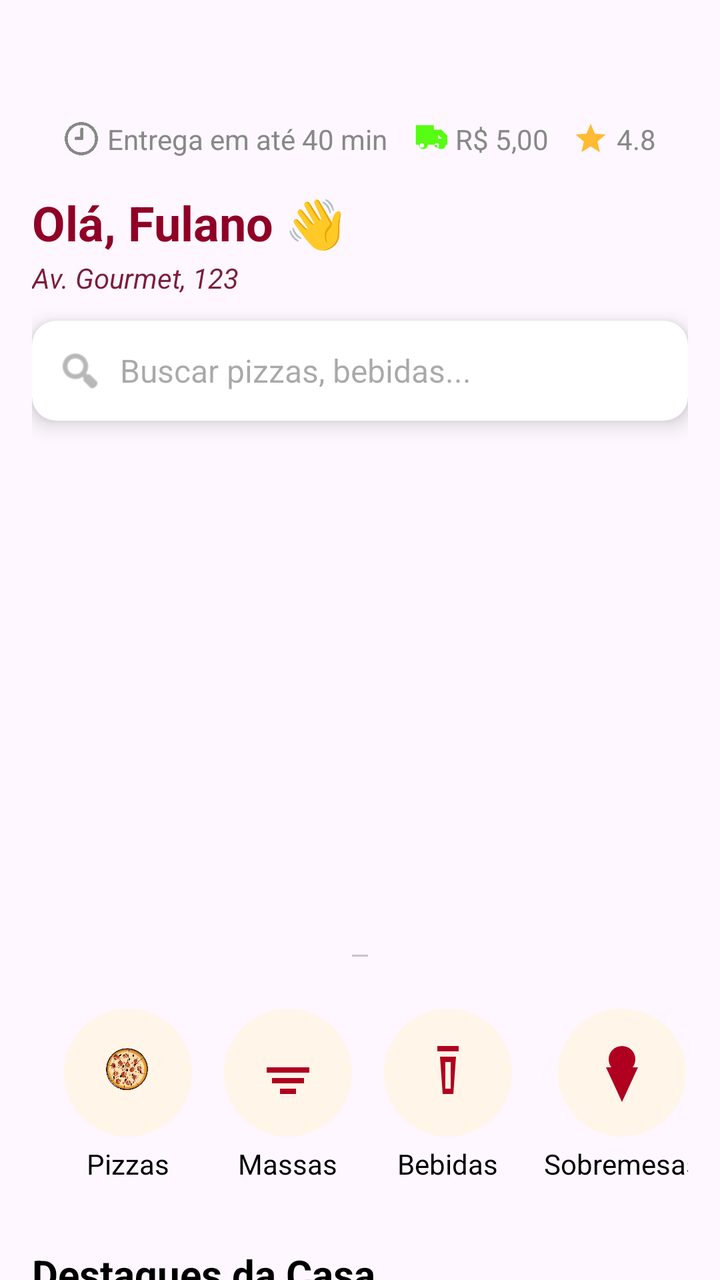
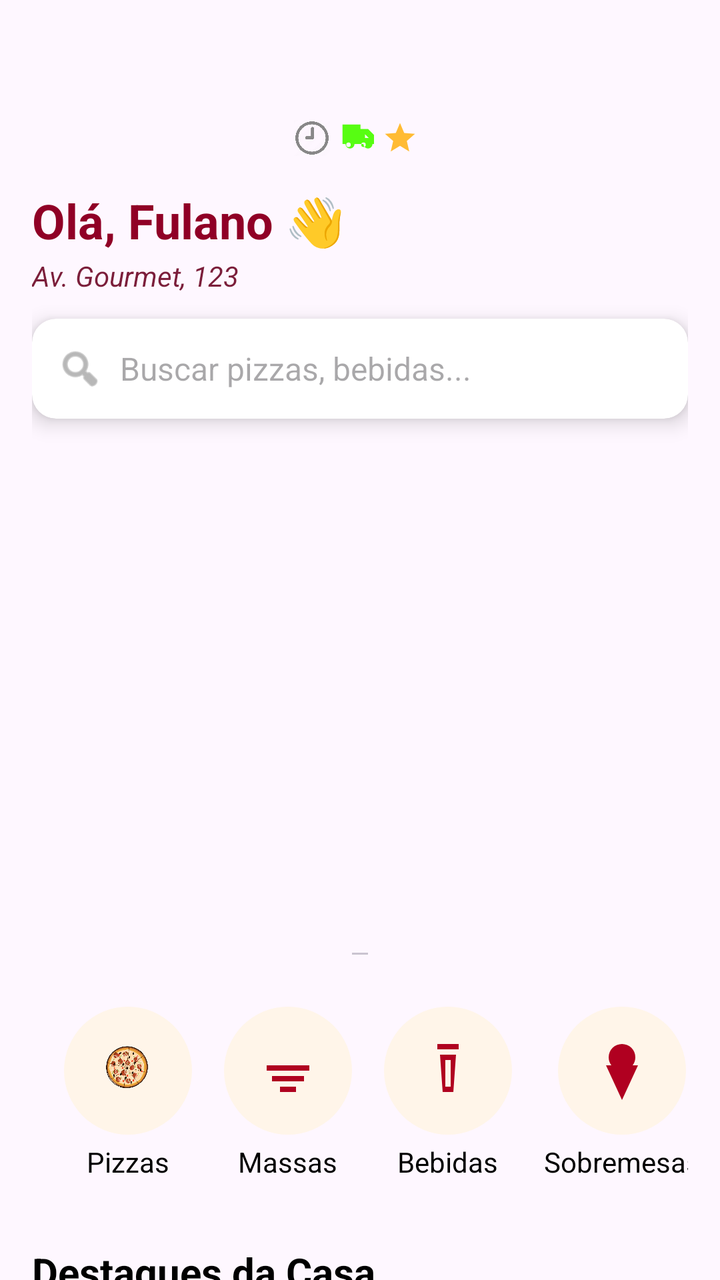

Before-and-after screenshots of an Android layout around one commit, followed by the original layout XML and the change that was made.
<!-- AndroidManifest.xml: application theme Theme.Apkstelladitalia20 -->
<!-- res/layout/fragment_home.xml -->
<?xml version="1.0" encoding="utf-8"?>
<androidx.core.widget.NestedScrollView xmlns:android="http://schemas.android.com/apk/res/android"
    xmlns:app="http://schemas.android.com/apk/res-auto"
    android:id="@+id/homeScroll"
    android:layout_width="match_parent"
    android:layout_height="match_parent"
    android:background="@android:color/transparent"
    android:fillViewport="true"
    android:paddingTop="32dp">

    <LinearLayout
        android:layout_width="match_parent"
        android:layout_height="wrap_content"
        android:orientation="vertical"
        android:padding="16dp">

        <LinearLayout
            android:id="@+id/blocoInfoEntrega"
            android:layout_width="match_parent"
            android:layout_height="wrap_content"
            android:orientation="horizontal"
            android:gravity="center"
            android:padding="8dp"
            android:layout_marginBottom="8dp"
            android:layout_marginTop="4dp"
            android:baselineAligned="false">

            
            <ImageView
                android:layout_width="18dp"
                android:layout_height="18dp"
                android:src="@drawable/ic_time"
                android:layout_marginEnd="4dp"
                app:tint="@color/gray" />

            <TextView
                android:id="@+id/txtTempoEntrega"
                android:layout_width="wrap_content"
                android:layout_height="wrap_content"
                android:text="Entrega em até 40 min"
                android:textSize="14sp"
                android:textColor="@color/gray"
                android:layout_marginEnd="12dp" />

            
            <ImageView
                android:layout_width="18dp"
                android:layout_height="18dp"
                android:src="@drawable/ic_truck"
                android:layout_marginEnd="4dp"
                app:tint="#57FD12" />

            <TextView
                android:id="@+id/txtFrete"
                android:layout_width="wrap_content"
                android:layout_height="wrap_content"
                android:text="R$ 5,00"
                android:textSize="14sp"
                android:textColor="@color/gray"
                android:layout_marginEnd="12dp" />

            
            <ImageView
                android:layout_width="18dp"
                android:layout_height="18dp"
                android:src="@drawable/ic_star"
                android:layout_marginEnd="4dp"
                app:tint="@android:color/holo_orange_light" />

            <TextView
                android:id="@+id/txtAvaliacao"
                android:layout_width="wrap_content"
                android:layout_height="wrap_content"
                android:text="4.8"
                android:textSize="14sp"
                android:textColor="@color/gray" />
        </LinearLayout>

        
        <TextView
            android:id="@+id/tvSaudacao"
            android:layout_width="wrap_content"
            android:layout_height="wrap_content"
            android:text="Olá, Fulano 👋"
            android:textColor="@color/vermelho"
            android:textSize="24sp"
            android:textStyle="bold" />

        
        <TextView
            android:id="@+id/tvEndereco"
            android:layout_width="wrap_content"
            android:layout_height="wrap_content"
            android:clickable="true"
            android:focusable="true"
            android:paddingTop="2dp"
            android:text="Av. Gourmet, 123"
            android:textColor="@color/purple_700"
            android:textSize="14sp"
            android:textStyle="italic" />

        
        <androidx.cardview.widget.CardView
            android:layout_width="match_parent"
            android:layout_height="50dp"
            android:layout_marginTop="12dp"
            app:cardCornerRadius="12dp"
            app:cardElevation="6dp">

            <LinearLayout
                android:layout_width="match_parent"
                android:layout_height="match_parent"
                android:gravity="center_vertical"
                android:orientation="horizontal"
                android:paddingStart="12dp">

                <ImageView
                    android:layout_width="24dp"
                    android:layout_height="24dp"
                    android:src="@android:drawable/ic_menu_search"
                    app:tint="#888" />

                <EditText
                    android:id="@+id/etBusca"
                    android:layout_width="match_parent"
                    android:layout_height="wrap_content"
                    android:background="@android:color/transparent"
                    android:hint="Buscar pizzas, bebidas..."
                    android:inputType="text"
                    android:imeOptions="actionSearch"
                    android:paddingStart="8dp"
                    android:textColor="#000"
                    android:textSize="16sp" />
            </LinearLayout>
        </androidx.cardview.widget.CardView>

        <TextView
            android:id="@+id/textSemPromocoes"
            android:layout_width="match_parent"
            android:layout_height="wrap_content"
            android:padding="16dp"
            android:text="Nenhuma promoção disponível no momento!"
            android:textAlignment="center"
            android:textColor="@android:color/darker_gray"
            android:textSize="16sp"
            android:visibility="gone" />

        
        <FrameLayout
            android:layout_width="match_parent"
            android:layout_height="250dp"
            android:layout_marginTop="20dp"
            android:background="@android:color/transparent">

            <androidx.viewpager2.widget.ViewPager2
                android:id="@+id/viewPagerPromocoes"
                android:layout_width="match_parent"
                android:layout_height="match_parent"
                android:clickable="true"
                android:focusable="true" />

            <com.google.android.material.tabs.TabLayout
                android:id="@+id/tabLayoutIndicator"
                android:layout_width="wrap_content"
                android:layout_height="wrap_content"
                android:layout_gravity="bottom|center_horizontal"
                android:layout_marginBottom="12dp"
                android:padding="4dp"
                android:layout_margin="2dp"
                app:tabGravity="center"
                app:tabIndicatorColor="@android:color/transparent"
                app:tabIndicatorHeight="0dp"
                app:tabMode="scrollable"
                app:tabRippleColor="@android:color/transparent" />

        </FrameLayout>
        

        <androidx.recyclerview.widget.RecyclerView
            android:id="@+id/rvCategorias"
            android:layout_width="match_parent"
            android:layout_height="wrap_content"
            android:layout_marginTop="16dp"
            android:nestedScrollingEnabled="false" />

        <HorizontalScrollView
            android:layout_width="match_parent"
            android:layout_height="wrap_content"
            android:background="@android:color/transparent"
            android:overScrollMode="never"
            android:paddingTop="8dp"
            android:paddingBottom="8dp"
            android:scrollbars="none">

            <LinearLayout
                android:layout_width="wrap_content"
                android:layout_height="wrap_content"
                android:gravity="center_vertical"
                android:orientation="horizontal"
                android:paddingStart="16dp"
                android:paddingEnd="16dp">

                
                <LinearLayout
                    android:id="@+id/categoriaPizza"
                    android:layout_width="wrap_content"
                    android:layout_height="wrap_content"
                    android:layout_marginEnd="16dp"
                    android:gravity="center"
                    android:onClick="scrollToPizza"
                    android:orientation="vertical">

                    <ImageView
                        android:layout_width="64dp"
                        android:layout_height="64dp"
                        android:background="@drawable/bg_categoria_circle"
                        android:padding="16dp"
                        android:src="@drawable/ic_pizza" />

                    <TextView
                        android:layout_width="wrap_content"
                        android:layout_height="wrap_content"
                        android:layout_marginTop="4dp"
                        android:text="Pizzas"
                        android:textColor="@android:color/black"
                        android:textSize="14sp" />
                </LinearLayout>

                
                <LinearLayout
                    android:id="@+id/categoriaMassas"
                    android:layout_width="wrap_content"
                    android:layout_height="wrap_content"
                    android:layout_marginEnd="16dp"
                    android:gravity="center"
                    android:onClick="scrollToMassas"
                    android:orientation="vertical">

                    <ImageView
                        android:layout_width="64dp"
                        android:layout_height="64dp"
                        android:background="@drawable/bg_categoria_circle"
                        android:padding="16dp"
                        android:src="@drawable/ic_massas" />

                    <TextView
                        android:layout_width="wrap_content"
                        android:layout_height="wrap_content"
                        android:layout_marginTop="4dp"
                        android:text="Massas"
                        android:textColor="@android:color/black"
                        android:textSize="14sp" />
                </LinearLayout>

                
                <LinearLayout
                    android:id="@+id/categoriaBebidas"
                    android:layout_width="wrap_content"
                    android:layout_height="wrap_content"
                    android:layout_marginEnd="16dp"
                    android:gravity="center"
                    android:onClick="scrollToBebidas"
                    android:orientation="vertical">

                    <ImageView
                        android:layout_width="64dp"
                        android:layout_height="64dp"
                        android:background="@drawable/bg_categoria_circle"
                        android:padding="16dp"
                        android:src="@drawable/ic_bebidas" />

                    <TextView
                        android:layout_width="wrap_content"
                        android:layout_height="wrap_content"
                        android:layout_marginTop="4dp"
                        android:text="Bebidas"
                        android:textColor="@android:color/black"
                        android:textSize="14sp" />
                </LinearLayout>

                
                <LinearLayout
                    android:id="@+id/categoriaSobremesas"
                    android:layout_width="wrap_content"
                    android:layout_height="wrap_content"
                    android:layout_marginEnd="16dp"
                    android:gravity="center"
                    android:onClick="scrollToSobremesas"
                    android:orientation="vertical">

                    <ImageView
                        android:layout_width="64dp"
                        android:layout_height="64dp"
                        android:background="@drawable/bg_categoria_circle"
                        android:padding="16dp"
                        android:src="@drawable/ic_sobremesas" />

                    <TextView
                        android:layout_width="wrap_content"
                        android:layout_height="wrap_content"
                        android:layout_marginTop="4dp"
                        android:text="Sobremesas"
                        android:textColor="@android:color/black"
                        android:textSize="14sp" />
                </LinearLayout>

            </LinearLayout>
        </HorizontalScrollView>

        
        <TextView
            android:id="@+id/tvDestaques"
            android:layout_width="wrap_content"
            android:layout_height="wrap_content"
            android:layout_marginTop="24dp"
            android:text="Destaques da Casa"
            android:textColor="#000"
            android:textSize="20sp"
            android:textStyle="bold" />

        <androidx.recyclerview.widget.RecyclerView
            android:id="@+id/recyclerDestaques"
            android:layout_width="match_parent"
            android:layout_height="114dp"
            android:layout_marginTop="8dp"
            android:nestedScrollingEnabled="false" />

        
        <TextView
            android:id="@+id/tvProdutos"
            android:layout_width="wrap_content"
            android:layout_height="wrap_content"
            android:layout_marginTop="24dp"
            android:text="@string/cardapio"
            android:textColor="#000"
            android:textSize="20sp"
            android:textStyle="bold" />

        <androidx.recyclerview.widget.RecyclerView
            android:id="@+id/recyclerProdutos"
            android:layout_width="match_parent"
            android:layout_height="wrap_content"
            android:nestedScrollingEnabled="false"
            android:layout_marginTop="8dp"
            />

    </LinearLayout>
</androidx.core.widget.NestedScrollView>
<!-- resources referenced by this layout -->
<resources>
  <color name="gray">#888888</color>
  <color name="purple_700">#7B1E3A</color>
  <color name="vermelho">#900026</color>
  <!-- drawable bg_categoria_circle (drawable) -->
  <?xml version="1.0" encoding="utf-8"?>
  <shape xmlns:android="http://schemas.android.com/apk/res/android"
      android:shape="oval">
      <solid android:color="#FFF5E9" />
      <size
          android:width="72dp"
          android:height="72dp" />
  </shape>
  <!-- drawable ic_bebidas (drawable) -->
  <vector xmlns:android="http://schemas.android.com/apk/res/android"
      android:width="24dp" android:height="24dp"
      android:viewportWidth="24" android:viewportHeight="24">
      <path
          android:fillColor="#B00020"
          android:pathData="M8,2v2h8v-2h-8zm1,4l1,14h4l1-14h-6zm2,2h2v10h-2v-10z" />
  </vector>
  <!-- drawable ic_massas (drawable) -->
  <vector xmlns:android="http://schemas.android.com/apk/res/android"
      android:width="24dp" android:height="24dp"
      android:viewportWidth="24" android:viewportHeight="24">
      <path
          android:fillColor="#B00020"
          android:pathData="M4,10h16v2H4v-2zm2,4h12v2H6v-2zm3,4h6v2H9v-2z" />
  </vector>
  <!-- drawable ic_pizza: png bitmap (drawable, 224029 bytes) -->
  <!-- drawable ic_sobremesas (drawable) -->
  <vector xmlns:android="http://schemas.android.com/apk/res/android"
      android:width="24dp" android:height="24dp"
      android:viewportWidth="24" android:viewportHeight="24">
      <path
          android:fillColor="#B00020"
          android:pathData="M12,2a5,5 0 0,0 -5,5 5,5 0 0,0 1,3H6l6,13 6,-13h-2a5,5 0 0,0 1,-3 5,5 0 0,0 -5,-5z" />
  </vector>
  <!-- drawable ic_star (drawable) -->
  <vector xmlns:android="http://schemas.android.com/apk/res/android"
      android:width="24dp" android:height="24dp"
      android:viewportWidth="24" android:viewportHeight="24">
      <path
          android:fillColor="#FFC107"
          android:pathData="M12,17.27L18.18,21l-1.64,-7.03L22,9.24l-7.19,-0.61L12,2 9.19,8.63 2,9.24l5.46,4.73L5.82,21z"/>
  </vector>
  <!-- drawable ic_time: webp bitmap (drawable, 10942 bytes) -->
  <!-- drawable ic_truck (drawable) -->
  <vector xmlns:android="http://schemas.android.com/apk/res/android"
      android:width="24dp" android:height="24dp"
      android:viewportWidth="24" android:viewportHeight="24">
      <path
          android:fillColor="#FF000000"
          android:pathData="M3,3v13h2a3,3 0,0 0,6 0h6a3,3 0,0 0,6 0h1v-6l-4-4h-5V3H3zM18,9.5l2.5,2.5H18v-2.5zM7,18a1.5,1.5 0,1 1,1.5 -1.5A1.5,1.5 0,0 1,7,18zM17,18a1.5,1.5 0,1 1,1.5 -1.5A1.5,1.5 0,0 1,17,18z"/>
  </vector>
  <string name="cardapio">Cardápio</string>
  <style name="Theme.Apkstelladitalia20" parent="Theme.Material3.DayNight.NoActionBar">
          
          <item name="colorPrimary">@color/colorPrimary</item>
          <item name="colorPrimaryVariant">@color/colorPrimaryDark</item>
          <item name="colorOnPrimary">@android:color/white</item>
          <item name="android:statusBarColor">@color/colorPrimaryDark</item>
          <item name="android:navigationBarColor">@color/colorPrimary</item>
  
          
          <item name="tabBackground">@android:color/transparent</item>
          <item name="tabIndicator">@null</item>
      </style>
  <color name="colorPrimary">#C62828</color>
  <color name="colorPrimaryDark">#8E0000</color>
</resources>

<!-- the commit's change to res/layout/fragment_home.xml (unified diff, before → after) -->
@@ -1,12 +1,21 @@
 <?xml version="1.0" encoding="utf-8"?>
-<androidx.core.widget.NestedScrollView xmlns:android="http://schemas.android.com/apk/res/android"
+<androidx.coordinatorlayout.widget.CoordinatorLayout xmlns:android="http://schemas.android.com/apk/res/android"
     xmlns:app="http://schemas.android.com/apk/res-auto"
-    android:id="@+id/homeScroll"
+    xmlns:tools="http://schemas.android.com/tools"
+    android:id="@+id/coordinatorLayoutHome"
     android:layout_width="match_parent"
     android:layout_height="match_parent"
-    android:background="@android:color/transparent"
-    android:fillViewport="true"
-    android:paddingTop="32dp">
+    android:paddingTop="32dp"
+    tools:ignore="ExtraText">
+
+
+    <androidx.core.widget.NestedScrollView
+        android:id="@+id/nestedScroll"
+        android:layout_width="match_parent"
+        android:layout_height="match_parent"
+        android:fillViewport="true"
+        app:layout_behavior="@string/appbar_scrolling_view_behavior">
+
 
     <LinearLayout
         android:layout_width="match_parent"
@@ -37,8 +46,10 @@
                 android:id="@+id/txtTempoEntrega"
                 android:layout_width="wrap_content"
                 android:layout_height="wrap_content"
-                android:text="Entrega em até 40 min"
+                android:text="..."
+                android:visibility="gone"
                 android:textSize="14sp"
+                android:tag="tempoEntregaVisivel"
                 android:textColor="@color/gray"
                 android:layout_marginEnd="12dp" />
 
@@ -54,8 +65,10 @@
                 android:id="@+id/txtFrete"
                 android:layout_width="wrap_content"
                 android:layout_height="wrap_content"
-                android:text="R$ 5,00"
+                android:text="..."
+                android:visibility="gone"
                 android:textSize="14sp"
+                android:tag="freteVisivel"
                 android:textColor="@color/gray"
                 android:layout_marginEnd="12dp" />
 
@@ -71,7 +84,9 @@
                 android:id="@+id/txtAvaliacao"
                 android:layout_width="wrap_content"
                 android:layout_height="wrap_content"
-                android:text="4.8"
+                android:text="..."
+                android:visibility="gone"
+                android:tag="avaliacaoVisivel"
                 android:textSize="14sp"
                 android:textColor="@color/gray" />
         </LinearLayout>
@@ -325,6 +340,28 @@
             android:layout_marginTop="8dp"
             android:nestedScrollingEnabled="false" />
 
+
+
+        <TextView
+            android:id="@+id/tvCategoriasPizza"
+            android:layout_width="wrap_content"
+            android:layout_height="wrap_content"
+            android:layout_marginTop="24dp"
+            android:text="Por Tamanho"
+            android:textColor="#000"
+            android:textSize="20sp"
+            android:textStyle="bold" />
+
+        <androidx.recyclerview.widget.RecyclerView
+            android:id="@+id/recyclerPizzaTamanhos"
+            android:layout_width="match_parent"
+            android:layout_height="wrap_content"
+            android:layout_marginTop="8dp"
+            android:minHeight="160dp"
+            android:nestedScrollingEnabled="false"
+            android:orientation="horizontal"
+            tools:listitem="@layout/item_pizza_tamanho"/>
+
         
         <TextView
             android:id="@+id/tvProdutos"
@@ -345,4 +382,52 @@
             />
 
     </LinearLayout>
-</androidx.core.widget.NestedScrollView>
+    </androidx.core.widget.NestedScrollView>
+</androidx.coordinatorlayout.widget.CoordinatorLayout>
+<!-- res/layout/item_pizza_tamanho.xml (included above) -->
+<LinearLayout xmlns:android="http://schemas.android.com/apk/res/android"
+    android:layout_width="160dp"
+    android:layout_height="wrap_content"
+    android:orientation="vertical"
+    android:padding="8dp"
+    android:layout_marginEnd="12dp"
+    android:background="@drawable/bg_card_pizza"
+    android:elevation="4dp"
+    android:gravity="center">
+
+    <ImageView
+        android:id="@+id/imgPizza"
+        android:layout_width="match_parent"
+        android:layout_height="120dp"
+        android:scaleType="centerCrop"
+        android:src="@drawable/ic_pizza" />
+
+    <TextView
+        android:id="@+id/txtNome"
+        android:layout_width="match_parent"
+        android:layout_height="wrap_content"
+        android:text="Pizza Grande"
+        android:textStyle="bold"
+        android:textColor="#000"
+        android:textSize="16sp"
+        android:paddingTop="6dp" />
+
+    <TextView
+        android:id="@+id/txtDetalhes"
+        android:layout_width="match_parent"
+        android:layout_height="wrap_content"
+        android:text="8 pedaços"
+        android:textColor="#666"
+        android:textSize="14sp"
+        android:paddingTop="2dp" />
+
+    <TextView
+        android:id="@+id/txtPreco"
+        android:layout_width="match_parent"
+        android:layout_height="wrap_content"
+        android:text="a partir de R$ 44,99"
+        android:textColor="#E53935"
+        android:textStyle="bold"
+        android:textSize="15sp"
+        android:paddingTop="4dp" />
+</LinearLayout>
<!-- resource entries referenced after the edit -->
@@ -3,6 +3,12 @@
   <color name="gray">#888888</color>
   <color name="purple_700">#7B1E3A</color>
   <color name="vermelho">#900026</color>
+  <!-- drawable bg_card_pizza (drawable) -->
+  <shape xmlns:android="http://schemas.android.com/apk/res/android">
+      <solid android:color="#FFFFFF"/>
+      <corners android:radius="12dp"/>
+      <stroke android:width="1dp" android:color="#DDDDDD"/>
+  </shape>
   <!-- drawable bg_categoria_circle (drawable) -->
   <?xml version="1.0" encoding="utf-8"?>
   <shape xmlns:android="http://schemas.android.com/apk/res/android"
